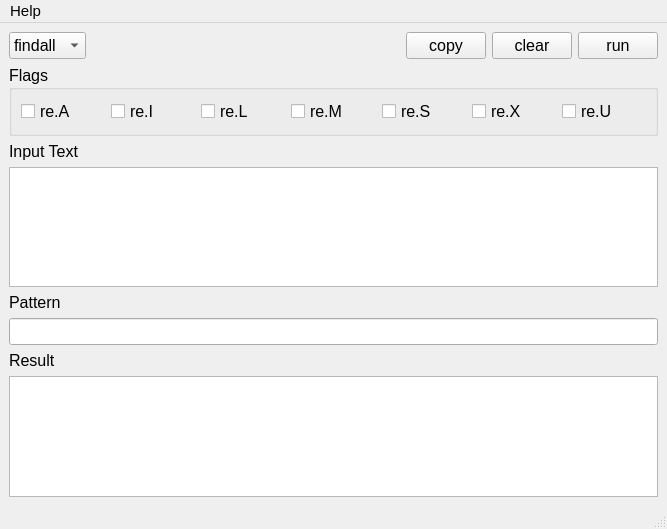
The window that ui/main_window.ui (suifengpiaoyang/RegexTool) describes before a commit, drawn with Qt 5.
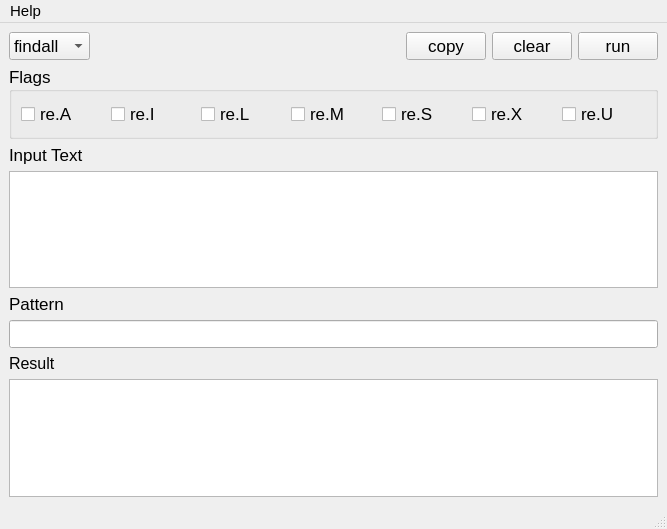
The same window after the commit.

```diff
--- a/ui/main_window.ui
+++ b/ui/main_window.ui
@@ -15,7 +15,7 @@
   </property>
   <property name="font">
    <font>
-    <pointsize>12</pointsize>
+    <pointsize>13</pointsize>
    </font>
   </property>
   <property name="windowTitle">
```
